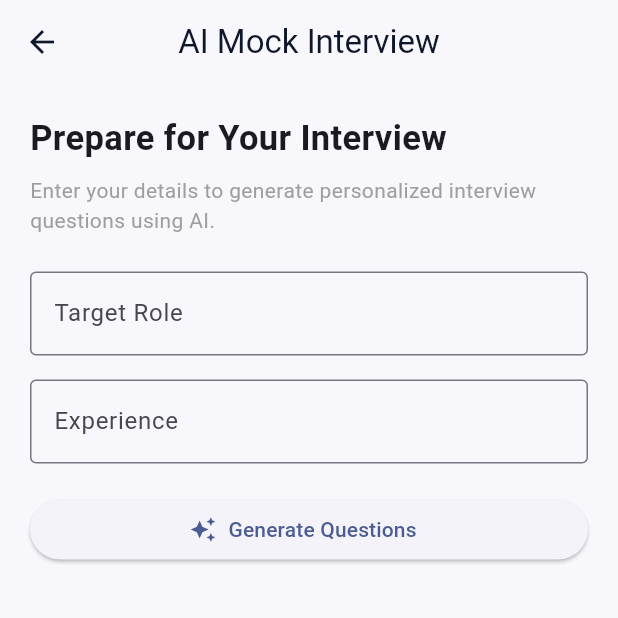
After one commit to awaisAliShah99/ai_interview_prep, a Flutter app: the screen it shows once a user with an empty profile is signed in, after a tap on "AI Mock Interview", on a phone screen of 412 x 824 dp, the top half of it. The commit adds this screen. Run offline on Flutter 3.47's test engine with Material 3 defaults, Android fonts, the phone set to English and light mode, and no system bars; our stand-ins replace cloud_firestore, file_picker, firebase_ai, firebase_auth, firebase_core; missing offline and left inert: firebase_app_check; accounts and stored records are empty.

Commit message:
Complete Module 5: AI Interview Questions Generator

```diff
--- /dev/null
+++ b/lib/core/services/ai_interview_service.dart
@@ -0,0 +1,51 @@
+
+import 'package:firebase_ai/firebase_ai.dart';
+
+class AiInterviewService {
+  final GenerativeModel _model =
+      FirebaseAI.googleAI().generativeModel(
+    model: 'gemini-3.5-flash-lite',
+  );
+
+  Future<List<String>> generateQuestions({
+    required String targetRole,
+    required String experience,
+  }) async {
+    final prompt = '''
+You are a professional technical interviewer.
+
+Generate exactly 5 interview questions for a candidate.
+
+Target Role: $targetRole
+Experience: $experience
+
+Requirements:
+- Questions must be relevant to the target role.
+- Adjust difficulty according to experience.
+- Include practical and technical questions.
+- Return only a numbered list.
+- Do not include answers or explanations.
+''';
+
+    final response = await _model.generateContent([
+      Content.text(prompt),
+    ]);
+
+    final responseText = response.text;
+
+    if (responseText == null || responseText.trim().isEmpty) {
+      throw Exception('AI did not generate any questions');
+    }
+
+    return responseText
+        .split('\n')
+        .map(
+          (question) => question.replaceFirst(
+            RegExp(r'^\s*\d+[\.\)]\s*'),
+            '',
+          ).trim(),
+        )
+        .where((question) => question.isNotEmpty)
+        .toList();
+  }
+}
--- a/lib/main.dart
+++ b/lib/main.dart
@@ -4,6 +4,8 @@ import 'package:firebase_core/firebase_core.dart';
 import 'firebase_options.dart';
 import 'core/theme/app_theme.dart';
 import 'screens/auth/auth_gate.dart';
+import 'package:firebase_app_check/firebase_app_check.dart';
+import 'package:flutter/foundation.dart';
 
 Future<void> main() async {
   WidgetsFlutterBinding.ensureInitialized();
@@ -11,7 +13,11 @@ Future<void> main() async {
   await Firebase.initializeApp(
     options: DefaultFirebaseOptions.currentPlatform,
   );
-
+  await FirebaseAppCheck.instance.activate(
+  providerAndroid: kDebugMode
+      ? const AndroidDebugProvider()
+      : const AndroidPlayIntegrityProvider(),
+);
   runApp(const MyApp());
 }
 
--- a/lib/screens/dashboard/dashboard_screen.dart
+++ b/lib/screens/dashboard/dashboard_screen.dart
@@ -1,3 +1,4 @@
+import 'package:ai_interview_prep/screens/interview/interview_screen.dart';
 import 'package:flutter/material.dart';
 
 import '../../core/constants/app_colors.dart';
@@ -203,12 +204,20 @@ class DashboardScreen extends StatelessWidget {
 
             const SizedBox(height: 15),
 
-            const FeatureCard(
-              title: 'AI Mock Interview',
-              description: 'Practice real interview questions with AI.',
-              icon: Icons.record_voice_over,
-              color: Color(0xFF6D4AFF),
-            ),
+            FeatureCard(
+            title: 'AI Mock Interview',
+            description: 'Practice real interview questions with AI.',
+            icon: Icons.record_voice_over,
+            color: Color(0xFF6D4AFF),
+            onTap: () {
+              Navigator.push(
+                context,
+              MaterialPageRoute(
+                builder: (context) => const InterviewScreen(),
+      ),
+    );
+  },
+),
 
             const FeatureCard(
               title: 'MCQ Practice',
--- /dev/null
+++ b/lib/screens/interview/interview_screen.dart
@@ -0,0 +1,163 @@
+
+import 'package:flutter/material.dart';
+
+import '../../core/services/ai_interview_service.dart';
+
+class InterviewScreen extends StatefulWidget {
+  const InterviewScreen({super.key});
+
+  @override
+  State<InterviewScreen> createState() => _InterviewScreenState();
+}
+
+class _InterviewScreenState extends State<InterviewScreen> {
+  final _roleController = TextEditingController();
+  final _experienceController = TextEditingController();
+
+  final AiInterviewService _aiService = AiInterviewService();
+
+  List<String> _questions = [];
+  bool _isGenerating = false;
+
+  Future<void> _generateQuestions() async {
+    if (_roleController.text.trim().isEmpty ||
+        _experienceController.text.trim().isEmpty) {
+      ScaffoldMessenger.of(context).showSnackBar(
+        const SnackBar(
+          content: Text('Please enter your role and experience'),
+        ),
+      );
+      return;
+    }
+
+    setState(() {
+      _isGenerating = true;
+      _questions = [];
+    });
+
+    try {
+      final questions = await _aiService.generateQuestions(
+        targetRole: _roleController.text.trim(),
+        experience: _experienceController.text.trim(),
+      );
+
+      if (!mounted) return;
+
+      setState(() {
+        _questions = questions;
+      });
+    } catch (e) {
+      if (!mounted) return;
+
+      ScaffoldMessenger.of(context).showSnackBar(
+        SnackBar(content: Text('Error generating questions: $e')),
+      );
+    } finally {
+      if (mounted) {
+        setState(() {
+          _isGenerating = false;
+        });
+      }
+    }
+  }
+
+  @override
+  void dispose() {
+    _roleController.dispose();
+    _experienceController.dispose();
+    super.dispose();
+  }
+
+  @override
+  Widget build(BuildContext context) {
+    return Scaffold(
+      backgroundColor: const Color(0xFFF8F7FC),
+      appBar: AppBar(
+        title: const Text('AI Mock Interview'),
+        backgroundColor: const Color(0xFFF8F7FC),
+      ),
+      body: SingleChildScrollView(
+        padding: const EdgeInsets.all(20),
+        child: Column(
+          crossAxisAlignment: CrossAxisAlignment.start,
+          children: [
+            const Text(
+              'Prepare for Your Interview',
+              style: TextStyle(
+                fontSize: 23,
+                fontWeight: FontWeight.bold,
+              ),
+            ),
+            const SizedBox(height: 8),
+            const Text(
+              'Enter your details to generate personalized '
+              'interview questions using AI.',
+              style: TextStyle(color: Colors.grey),
+            ),
+            const SizedBox(height: 24),
+
+            TextField(
+              controller: _roleController,
+              decoration: const InputDecoration(
+                labelText: 'Target Role',
+                hintText: 'e.g. Flutter Developer',
+                border: OutlineInputBorder(),
+              ),
+            ),
+
+            const SizedBox(height: 16),
+
+            TextField(
+              controller: _experienceController,
+              decoration: const InputDecoration(
+                labelText: 'Experience',
+                hintText: 'e.g. 1 year, Fresh Graduate',
+                border: OutlineInputBorder(),
+              ),
+            ),
+
+            const SizedBox(height: 20),
+
+            SizedBox(
+              width: double.infinity,
+              child: ElevatedButton.icon(
+                onPressed:
+                    _isGenerating ? null : _generateQuestions,
+                icon: const Icon(Icons.auto_awesome),
+                label: Text(
+                  _isGenerating
+                      ? 'Generating Questions...'
+                      : 'Generate Questions',
+                ),
+              ),
+            ),
+
+            const SizedBox(height: 24),
+
+            if (_questions.isNotEmpty) ...[
+              const Text(
+                'Your Interview Questions',
+                style: TextStyle(
+                  fontSize: 20,
+                  fontWeight: FontWeight.bold,
+                ),
+              ),
+              const SizedBox(height: 12),
+
+              for (int i = 0; i < _questions.length; i++)
+                Card(
+                  margin: const EdgeInsets.only(bottom: 12),
+                  child: ListTile(
+                    leading: CircleAvatar(
+                      child: Text('${i + 1}'),
+                    ),
+                    title: Text(_questions[i]),
+                  ),
+                ),
+            ],
+          ],
+        ),
+      ),
+    );
+  }
+}
--- a/lib/widgets/feature_card.dart
+++ b/lib/widgets/feature_card.dart
@@ -1,3 +1,4 @@
+
 import 'package:flutter/material.dart';
 
 class FeatureCard extends StatelessWidget {
@@ -5,6 +6,7 @@ class FeatureCard extends StatelessWidget {
   final String description;
   final IconData icon;
   final Color color;
+  final VoidCallback? onTap;
 
   const FeatureCard({
     super.key,
@@ -12,11 +14,15 @@ class FeatureCard extends StatelessWidget {
     required this.description,
     required this.icon,
     required this.color,
+    this.onTap,
   });
 
   @override
   Widget build(BuildContext context) {
-    return Container(
+    return InkWell(
+      onTap: onTap,
+      borderRadius: BorderRadius.circular(18),
+      child: Container(
         margin: const EdgeInsets.only(bottom: 14),
         padding: const EdgeInsets.all(18),
         decoration: BoxDecoration(
@@ -60,6 +66,7 @@ class FeatureCard extends StatelessWidget {
             const Icon(Icons.arrow_forward_ios, size: 16),
           ],
         ),
+      ),
     );
   }
 }
--- a/pubspec.yaml
+++ b/pubspec.yaml
@@ -39,6 +39,8 @@ dependencies:
   cloud_firestore: ^7.2.0
   file_picker: ^13.4.1
   path_provider: ^2.1.6
+  firebase_ai: ^5.2.0
+  firebase_app_check: ^0.5.2
 
 dev_dependencies:
   flutter_test:
```
Also changed, not shown: pubspec.lock, 3 other files. Lines whose indentation alone changed are shown as unchanged.
